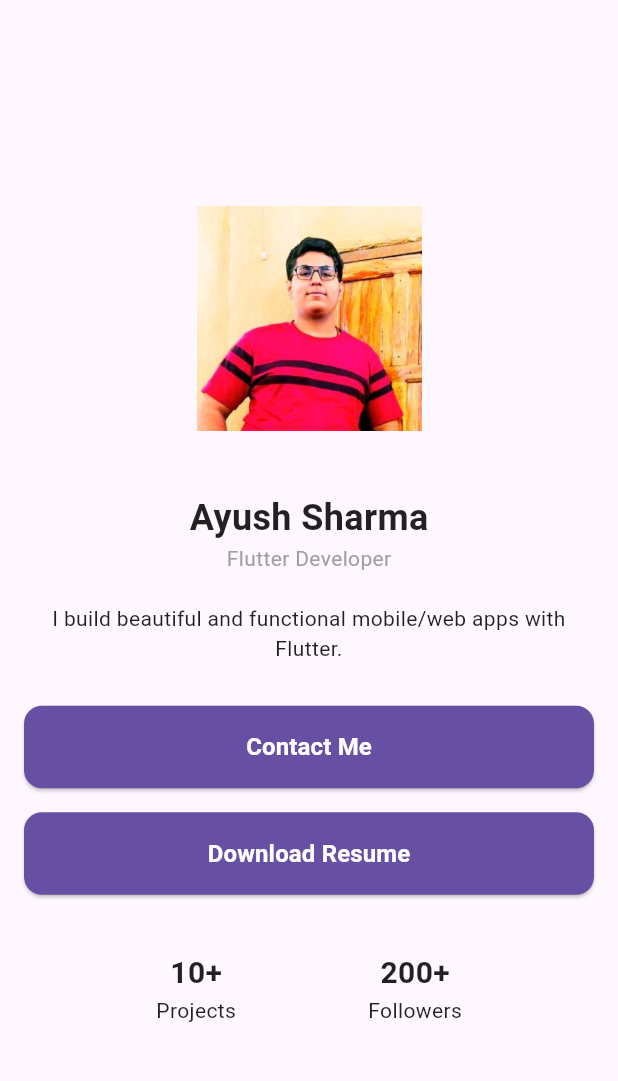
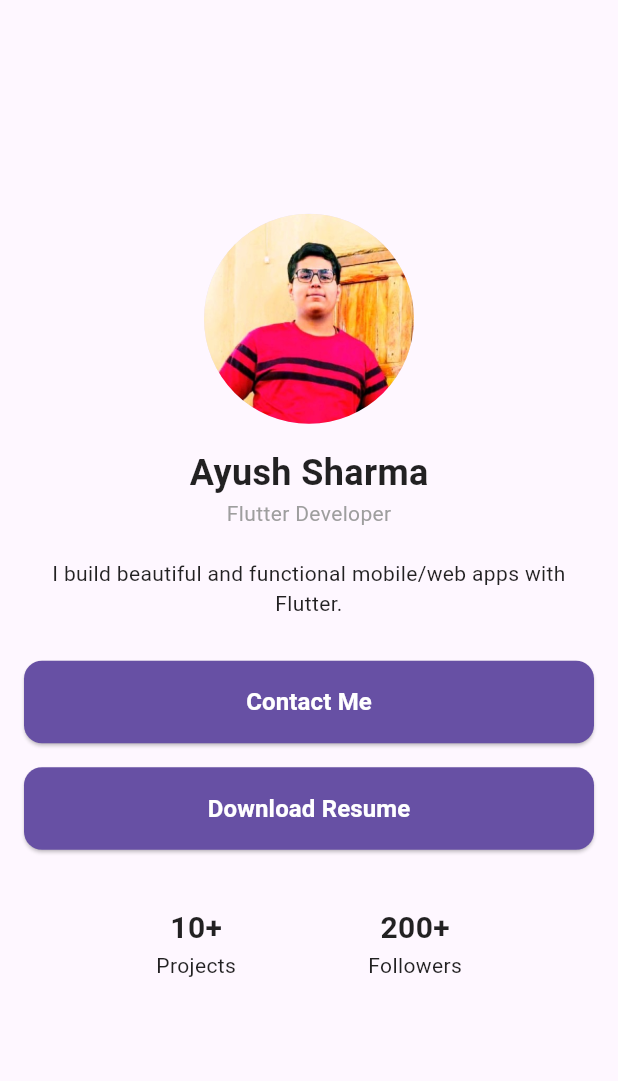
Before and after one commit to Ayush-Sharma3011/flutter_Portfolio_app, a Flutter app: the screen it shows after launch, on a phone screen of 412 x 824 dp, the part 63-1144 px from its top. Run offline on Flutter 3.47's test engine with Material 3 defaults, Android fonts, the phone set to English and light mode, and no system bars.

Commit message:
circular Avtar

```diff
--- a/lib/screens/profile_page.dart
+++ b/lib/screens/profile_page.dart
@@ -18,10 +18,10 @@ class ProfilePage extends StatelessWidget {
     child: Column(
       mainAxisAlignment: MainAxisAlignment.center,
       children: [
-        Padding(
-          padding: const EdgeInsets.all(25.0),
-          child: Image.asset('assets/profile.png',height: 150,),
-          ),
+        CircleAvatar(
+          radius: 70,
+          backgroundImage: const AssetImage('assets/profile.png'),
+        ),
         const SizedBox(height: 16),
         const Text(
           'Ayush Sharma',
```
